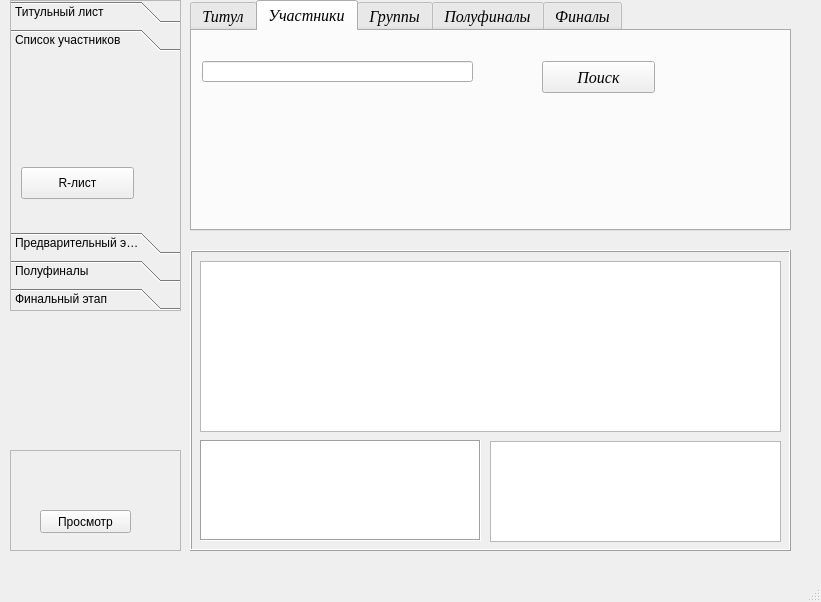
The window that main_window.ui (Kaspar0810/Competitions_TT_SQL) describes before a commit, drawn with Qt 5.
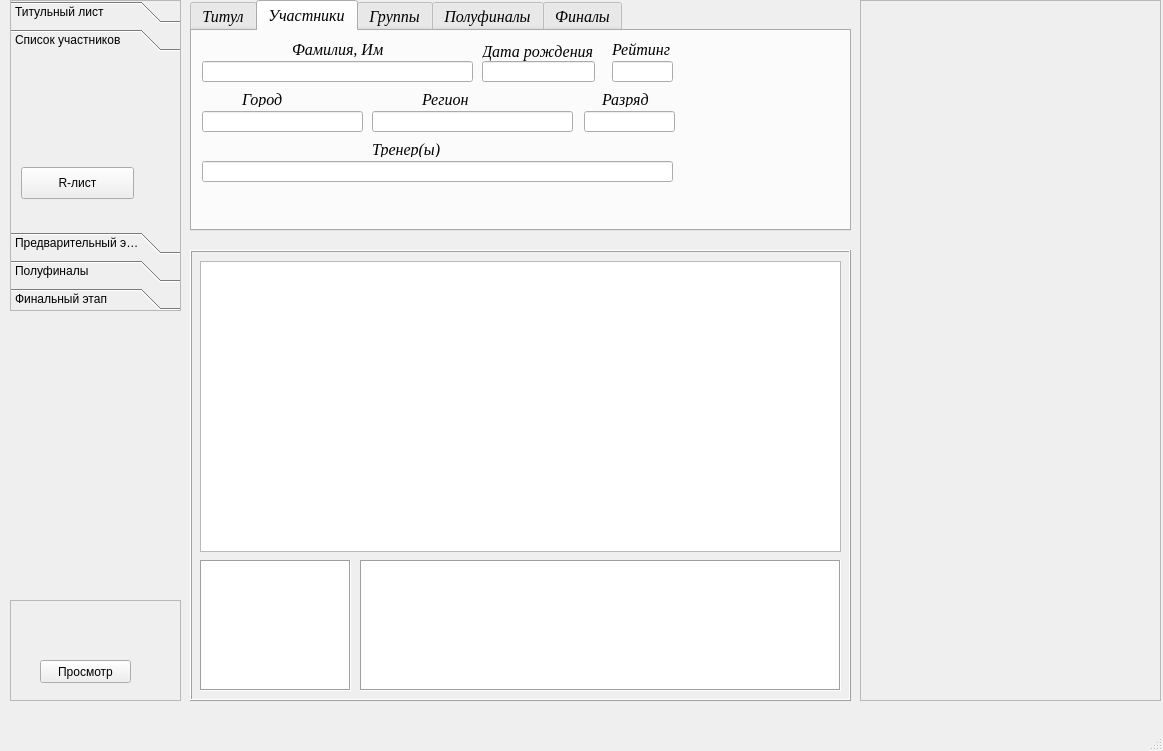
The same window after the commit.

Commit message: Выбор из списка не работает

The edit to the form file:
```diff
--- a/main_window.ui
+++ b/main_window.ui
@@ -6,8 +6,8 @@
    <rect>
     <x>0</x>
     <y>0</y>
-    <width>821</width>
-    <height>602</height>
+    <width>1163</width>
+    <height>751</height>
    </rect>
   </property>
   <property name="windowTitle">
@@ -18,7 +18,7 @@
     <property name="geometry">
      <rect>
       <x>10</x>
-      <y>450</y>
+      <y>600</y>
       <width>171</width>
       <height>101</height>
      </rect>
@@ -48,10 +48,13 @@
      <rect>
       <x>190</x>
       <y>250</y>
-      <width>601</width>
-      <height>301</height>
+      <width>661</width>
+      <height>451</height>
      </rect>
     </property>
+    <property name="layoutDirection">
+     <enum>Qt::LeftToRight</enum>
+    </property>
     <property name="frameShape">
      <enum>QFrame::Box</enum>
     </property>
@@ -62,9 +65,9 @@
      <property name="geometry">
       <rect>
        <x>10</x>
-       <y>190</y>
-       <width>281</width>
-       <height>101</height>
+       <y>310</y>
+       <width>151</width>
+       <height>131</height>
       </rect>
      </property>
      <property name="font">
@@ -81,6 +84,37 @@
       <enum>QFrame::Box</enum>
      </property>
     </widget>
+    <widget class="QListWidget" name="listWidget">
+     <property name="geometry">
+      <rect>
+       <x>170</x>
+       <y>310</y>
+       <width>481</width>
+       <height>131</height>
+      </rect>
+     </property>
+     <property name="font">
+      <font>
+       <family>Times</family>
+       <italic>true</italic>
+      </font>
+     </property>
+     <property name="tabletTracking">
+      <bool>false</bool>
+     </property>
+     <property name="layoutDirection">
+      <enum>Qt::LeftToRight</enum>
+     </property>
+     <property name="frameShape">
+      <enum>QFrame::Box</enum>
+     </property>
+     <property name="sizeAdjustPolicy">
+      <enum>QAbstractScrollArea::AdjustToContents</enum>
+     </property>
+     <property name="resizeMode">
+      <enum>QListView::Adjust</enum>
+     </property>
+    </widget>
    </widget>
    <widget class="QToolBox" name="toolBox">
     <property name="geometry">
@@ -216,7 +250,7 @@
      <rect>
       <x>190</x>
       <y>0</y>
-      <width>601</width>
+      <width>661</width>
       <height>231</height>
      </rect>
     </property>
@@ -680,17 +714,197 @@
        </rect>
       </property>
      </widget>
-     <widget class="QPushButton" name="pushButton_find">
+     <widget class="QLineEdit" name="lineEdit_bday">
       <property name="geometry">
        <rect>
-        <x>350</x>
+        <x>290</x>
         <y>30</y>
         <width>113</width>
-        <height>32</height>
+        <height>21</height>
        </rect>
       </property>
+     </widget>
+     <widget class="QLineEdit" name="lineEdit_R">
+      <property name="geometry">
+       <rect>
+        <x>420</x>
+        <y>30</y>
+        <width>61</width>
+        <height>21</height>
+       </rect>
+      </property>
+     </widget>
+     <widget class="QLineEdit" name="lineEdit_city_2">
+      <property name="geometry">
+       <rect>
+        <x>10</x>
+        <y>80</y>
+        <width>161</width>
+        <height>21</height>
+       </rect>
+      </property>
+     </widget>
+     <widget class="QLineEdit" name="lineEdit_Region">
+      <property name="geometry">
+       <rect>
+        <x>180</x>
+        <y>80</y>
+        <width>201</width>
+        <height>21</height>
+       </rect>
+      </property>
+     </widget>
+     <widget class="QLineEdit" name="lineEdit_razryad">
+      <property name="geometry">
+       <rect>
+        <x>392</x>
+        <y>80</y>
+        <width>91</width>
+        <height>21</height>
+       </rect>
+      </property>
+     </widget>
+     <widget class="QLineEdit" name="lineEdit_coach">
+      <property name="geometry">
+       <rect>
+        <x>10</x>
+        <y>130</y>
+        <width>471</width>
+        <height>21</height>
+       </rect>
+      </property>
+     </widget>
+     <widget class="QLabel" name="label">
+      <property name="geometry">
+       <rect>
+        <x>100</x>
+        <y>10</y>
+        <width>91</width>
+        <height>16</height>
+       </rect>
+      </property>
+      <property name="font">
+       <font>
+        <family>Times New Roman</family>
+        <italic>true</italic>
+       </font>
+      </property>
       <property name="text">
-       <string>Поиск</string>
+       <string>Фамилия, Имя</string>
+      </property>
+     </widget>
+     <widget class="QLabel" name="label_2">
+      <property name="geometry">
+       <rect>
+        <x>290</x>
+        <y>10</y>
+        <width>111</width>
+        <height>20</height>
+       </rect>
+      </property>
+      <property name="font">
+       <font>
+        <family>Times New Roman</family>
+        <italic>true</italic>
+       </font>
+      </property>
+      <property name="text">
+       <string>Дата рождения</string>
+      </property>
+     </widget>
+     <widget class="QLabel" name="label_3">
+      <property name="geometry">
+       <rect>
+        <x>420</x>
+        <y>10</y>
+        <width>61</width>
+        <height>16</height>
+       </rect>
+      </property>
+      <property name="font">
+       <font>
+        <family>Times New Roman</family>
+        <italic>true</italic>
+       </font>
+      </property>
+      <property name="text">
+       <string>Рейтинг</string>
+      </property>
+     </widget>
+     <widget class="QLabel" name="label_4">
+      <property name="geometry">
+       <rect>
+        <x>50</x>
+        <y>60</y>
+        <width>51</width>
+        <height>16</height>
+       </rect>
+      </property>
+      <property name="font">
+       <font>
+        <family>Times New Roman</family>
+        <italic>true</italic>
+       </font>
+      </property>
+      <property name="text">
+       <string>Город</string>
+      </property>
+     </widget>
+     <widget class="QLabel" name="label_5">
+      <property name="geometry">
+       <rect>
+        <x>230</x>
+        <y>60</y>
+        <width>91</width>
+        <height>16</height>
+       </rect>
+      </property>
+      <property name="font">
+       <font>
+        <family>Times New Roman</family>
+        <italic>true</italic>
+       </font>
+      </property>
+      <property name="text">
+       <string>Регион</string>
+      </property>
+     </widget>
+     <widget class="QLabel" name="label_6">
+      <property name="geometry">
+       <rect>
+        <x>410</x>
+        <y>60</y>
+        <width>51</width>
+        <height>16</height>
+       </rect>
+      </property>
+      <property name="font">
+       <font>
+        <family>Times New Roman</family>
+        <italic>true</italic>
+       </font>
+      </property>
+      <property name="text">
+       <string>Разряд</string>
+      </property>
+     </widget>
+     <widget class="QLabel" name="label_7">
+      <property name="geometry">
+       <rect>
+        <x>180</x>
+        <y>110</y>
+        <width>91</width>
+        <height>16</height>
+       </rect>
+      </property>
+      <property name="font">
+       <font>
+        <family>Times New Roman</family>
+        <italic>true</italic>
+       </font>
+      </property>
+      <property name="text">
+       <string>Тренер(ы)</string>
       </property>
      </widget>
     </widget>
@@ -715,20 +929,26 @@
      <rect>
       <x>200</x>
       <y>261</y>
-      <width>581</width>
-      <height>171</height>
+      <width>641</width>
+      <height>291</height>
      </rect>
     </property>
    </widget>
-   <widget class="QListWidget" name="listWidget">
+   <widget class="QFrame" name="frame">
     <property name="geometry">
      <rect>
-      <x>490</x>
-      <y>441</y>
-      <width>291</width>
-      <height>101</height>
+      <x>860</x>
+      <y>0</y>
+      <width>301</width>
+      <height>701</height>
      </rect>
     </property>
+    <property name="frameShape">
+     <enum>QFrame::StyledPanel</enum>
+    </property>
+    <property name="frameShadow">
+     <enum>QFrame::Raised</enum>
+    </property>
    </widget>
   </widget>
   <widget class="QMenuBar" name="menubar">
```
Left out of the diff: 41 changed lines with no effect on the pictures. The commit also changes 2 other files.
